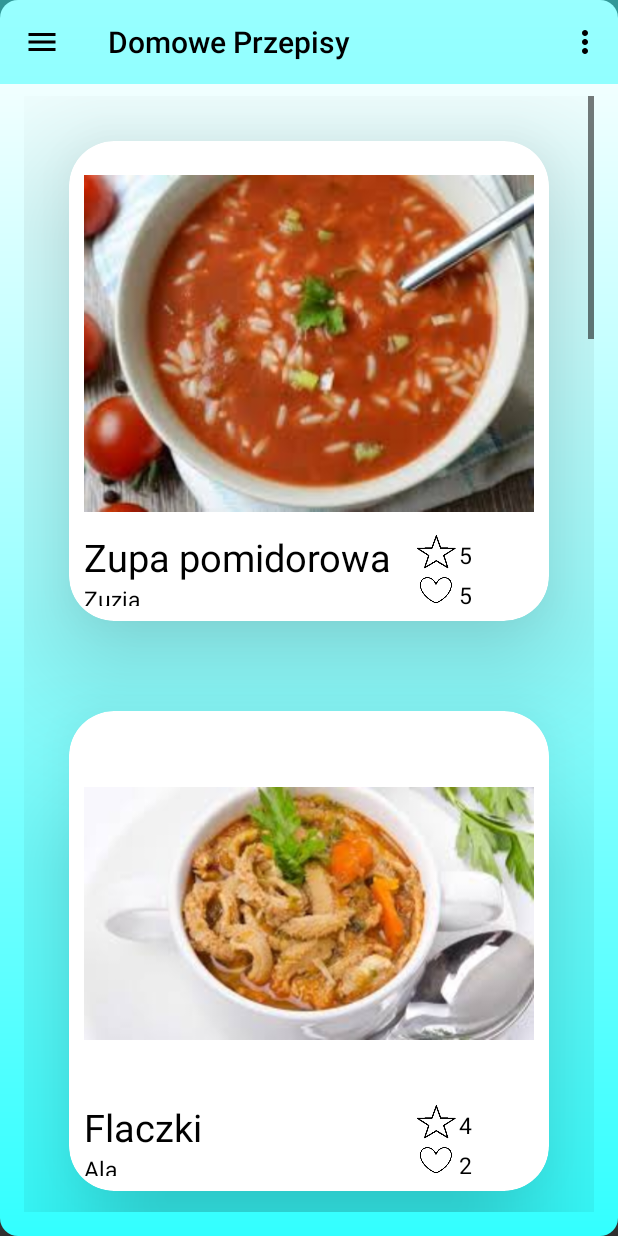
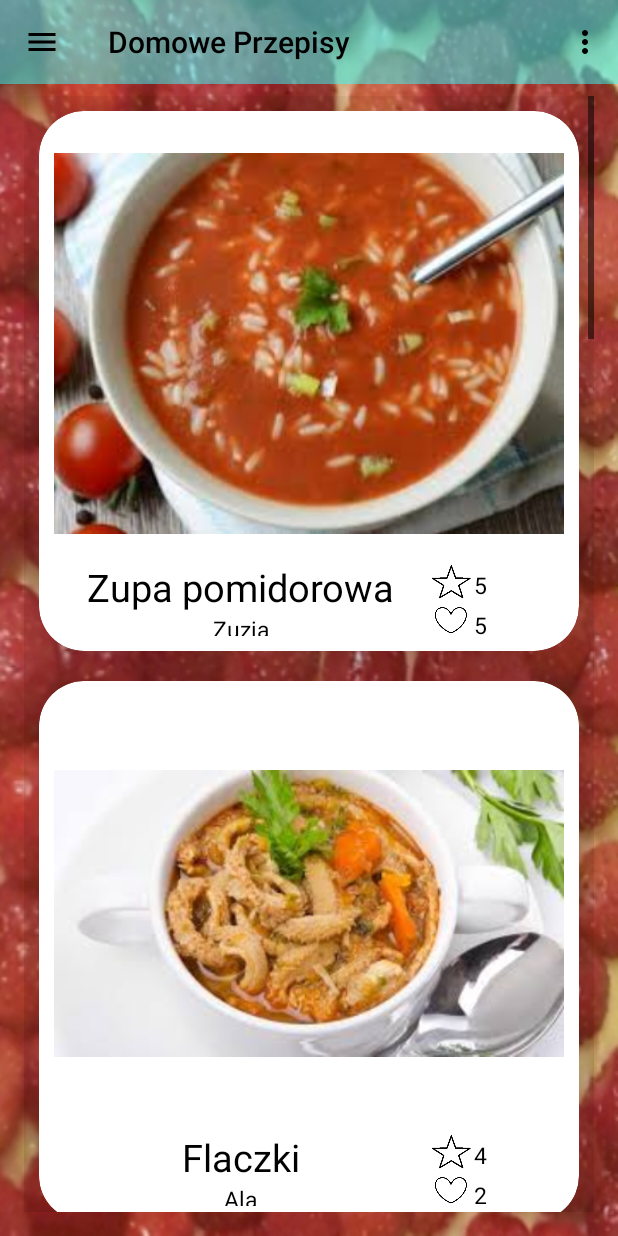
Before and after one commit to HelAsia/MojePrzepisy, an Android app: the MainNoRegisteredActivity screen opened directly, with no data from a screen before it, on a phone screen of 412 x 824 dp. Run offline under Robolectric (Android 15) with nearby library versions, the phone set to English and light mode, and no system bars.

Commit message:
Background has been changed

```diff
--- a/mobile/app/src/main/res/layout-v21/activity_main_registered.xml
+++ b/mobile/app/src/main/res/layout-v21/activity_main_registered.xml
@@ -4,7 +4,7 @@
   xmlns:tools="http://schemas.android.com/tools"
   xmlns:app="http://schemas.android.com/apk/res-auto"
   android:id="@+id/activity_main_registered"
-  android:background="@drawable/background_gradient"
+  android:background="@drawable/startowa"
   android:layout_width="match_parent"
   android:layout_height="match_parent"
   android:fitsSystemWindows="true"
--- a/mobile/app/src/main/res/layout-v21/one_card_view_recipe.xml
+++ b/mobile/app/src/main/res/layout-v21/one_card_view_recipe.xml
@@ -6,7 +6,7 @@
   android:orientation="vertical"
   android:layout_width="wrap_content"
   android:layout_height="wrap_content"
-  android:layout_margin="30dp"
+  android:layout_margin="10dp"
   android:clickable="true"
   android:background="@color/white"
   android:foreground="?android:attr/selectableItemBackground"
@@ -15,8 +15,8 @@
   card_view:cardElevation="50dp">
 
   <LinearLayout
-    android:layout_width="300dp"
-    android:layout_height="300dp"
+    android:layout_width="340dp"
+    android:layout_height="340dp"
     android:layout_margin="10dp"
     android:id="@+id/my_linear_layout"
     android:background="@color/white"
@@ -26,8 +26,8 @@
 
     <ImageView
       android:id="@+id/photo_recipe"
-      android:layout_width="300dp"
-      android:layout_height="250dp"
+      android:layout_width="340dp"
+      android:layout_height="290dp"
       android:layout_gravity="center"
       android:transitionName="initial_transition"
       android:src="@drawable/no_photo"/>
@@ -38,12 +38,13 @@
       android:background="@color/white">
 
       <RelativeLayout
-        android:layout_width="220dp"
+        android:layout_width="250dp"
         android:layout_height="50dp">
 
       <TextView
         android:layout_width="wrap_content"
         android:layout_height="wrap_content"
+        android:layout_centerHorizontal="true"
         android:id="@+id/recipe_name"
         android:transitionName="name_recipe_transition"
         android:textColor="@color/black"
@@ -53,6 +54,7 @@
       <TextView
         android:layout_width="wrap_content"
         android:layout_height="wrap_content"
+        android:layout_centerHorizontal="true"
         android:id="@+id/recipe_author"
         android:textColor="@color/black"
         android:text="@string/something"
--- a/mobile/app/src/main/res/layout/activity_main_no_registered.xml
+++ b/mobile/app/src/main/res/layout/activity_main_no_registered.xml
@@ -4,7 +4,7 @@
   xmlns:tools="http://schemas.android.com/tools"
   xmlns:app="http://schemas.android.com/apk/res-auto"
   android:id="@+id/activity_main_no_registered"
-  android:background="@drawable/background_gradient"
+  android:background="@drawable/startowa"
   android:layout_width="match_parent"
   android:layout_height="match_parent"
   android:fitsSystemWindows="true"
```
